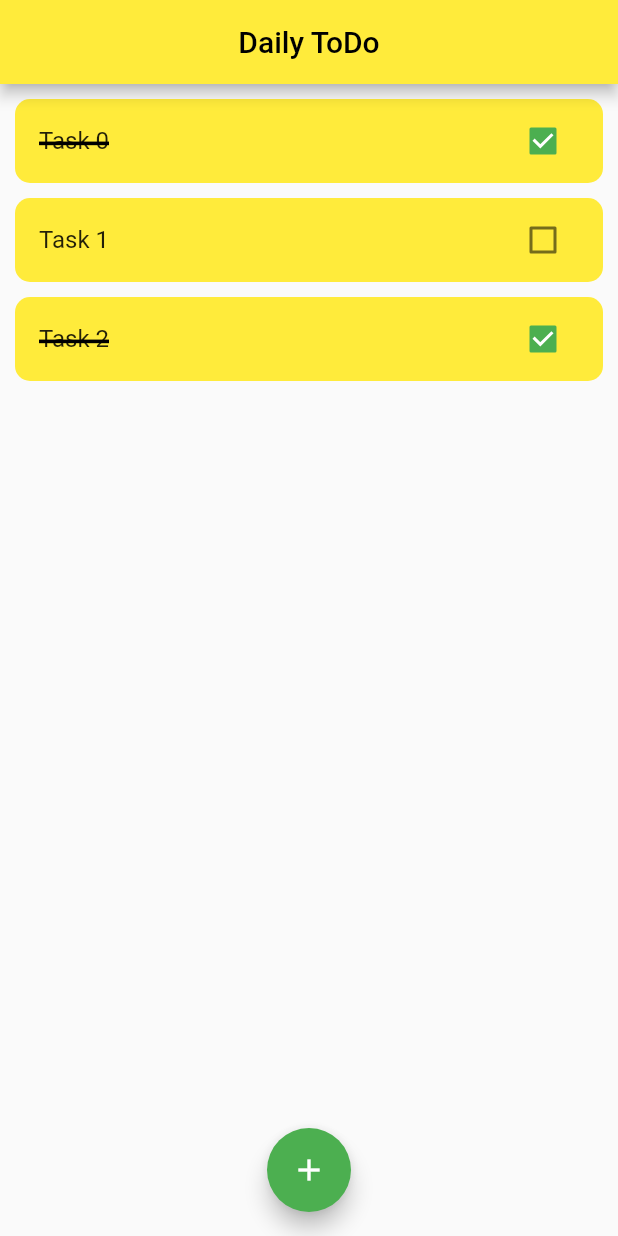
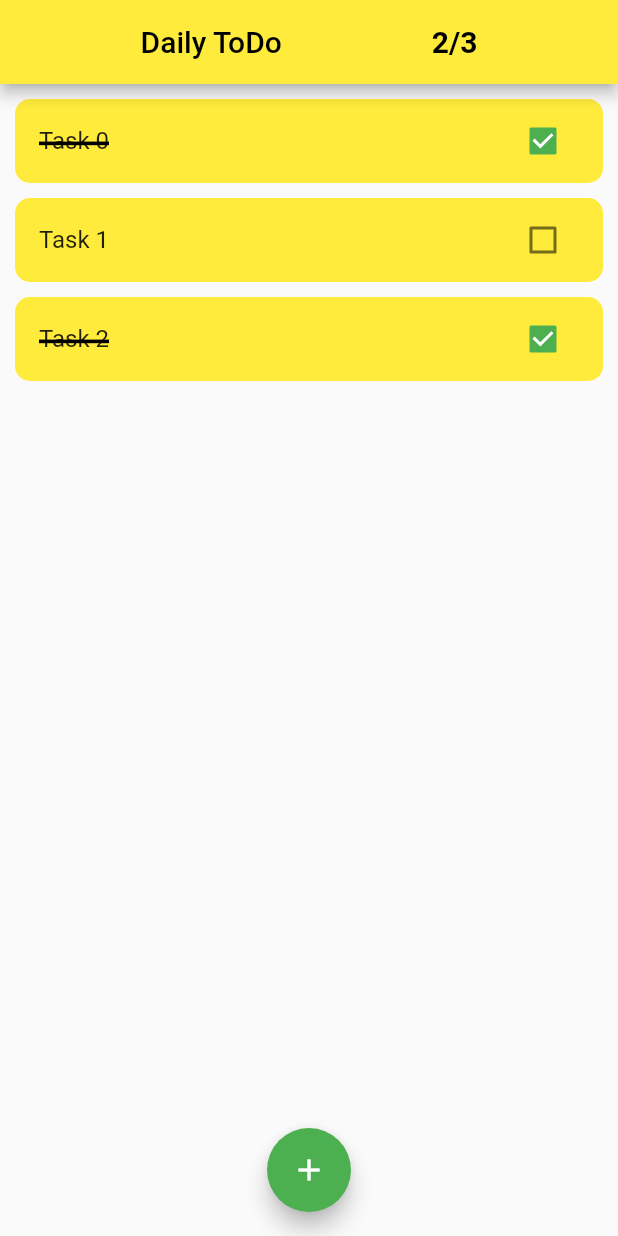
Before and after one commit to mossssama/DoIt, a Flutter app: the screen it shows after launch, on a phone screen of 412 x 824 dp. Run offline on Flutter 3.47's test engine with Material 2 defaults, Android fonts, the phone set to English and light mode, and no system bars.

Commit message:
Tracking the finished toDos

```diff
--- a/lib/main.dart
+++ b/lib/main.dart
@@ -29,7 +29,11 @@ class _ToDoHomePageState extends State<ToDoHomePage> {
     ToDoItem(toDoTitle: 'Task 2', isDone: true),
   ];
 
-
+  String getTasksStatusText() {
+    int completedTasks = todoList.where((item) => item.isDone).length;
+    int totalTasks = todoList.length;
+    return '$completedTasks/$totalTasks';
+  }
   void onCheck(List<ToDoItem> todoList, int index, bool? value) {
     setState(() {
       todoList[index].isDone = value!;
@@ -39,16 +43,30 @@ class _ToDoHomePageState extends State<ToDoHomePage> {
   @override
   Widget build(BuildContext context) {
     return Scaffold(
-
         appBar: AppBar(
         backgroundColor: Colors.yellow[500],
-        title: Text(
+        title: Row(
+          mainAxisAlignment: MainAxisAlignment.center,
+          children: [
+            Text(
               widget.title,
               style: const TextStyle(color: Colors.black),
             ),
-        centerTitle: true,
+            const SizedBox(width: 100),
+            Text(
+              getTasksStatusText(),
+              style: const TextStyle(
+                color: Colors.black,
+                fontWeight: FontWeight.bold,
+                fontSize: 20,
               ),
+            ),
+          ],
+        ),
+        centerTitle: false,
+      )
 
+      ,
       body: ListView.builder(
         itemCount: todoList.length, // specify the total number of items
         itemBuilder: (BuildContext context, int index) {
```
Lines whose indentation alone changed are shown as unchanged.
